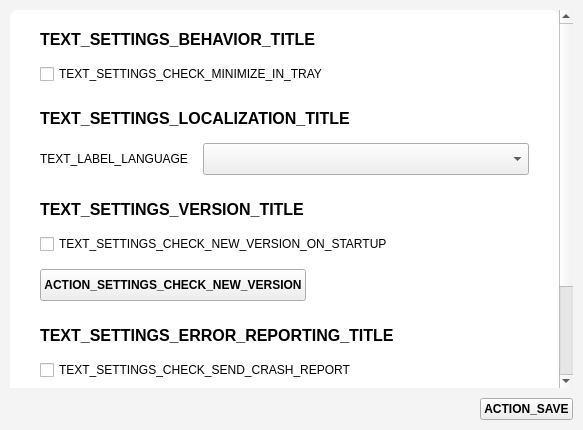
Before: the Qt Designer form parsec/core/gui/forms/settings_widget.ui in Scille/parsec-cloud, drawn with Qt 5.
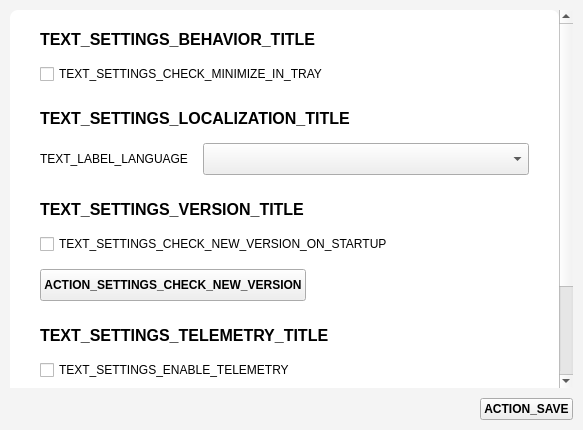
After: the same form once the commit is applied. Custom widgets are drawn as their Qt base class.

Commit message: Reword telemetry related texts in GUI

```diff
--- a/parsec/core/gui/forms/settings_widget.ui
+++ b/parsec/core/gui/forms/settings_widget.ui
@@ -346,7 +346,7 @@
                </font>
               </property>
               <property name="text">
-               <string>TEXT_SETTINGS_ERROR_REPORTING_TITLE</string>
+               <string>TEXT_SETTINGS_TELEMETRY_TITLE</string>
               </property>
              </widget>
             </item>
@@ -360,7 +360,7 @@
             <item>
              <widget class="QCheckBox" name="check_box_send_data">
               <property name="text">
-               <string>TEXT_SETTINGS_CHECK_SEND_CRASH_REPORT</string>
+               <string>TEXT_SETTINGS_ENABLE_TELEMETRY</string>
               </property>
              </widget>
             </item>
```
The commit also changes 4 other files.
